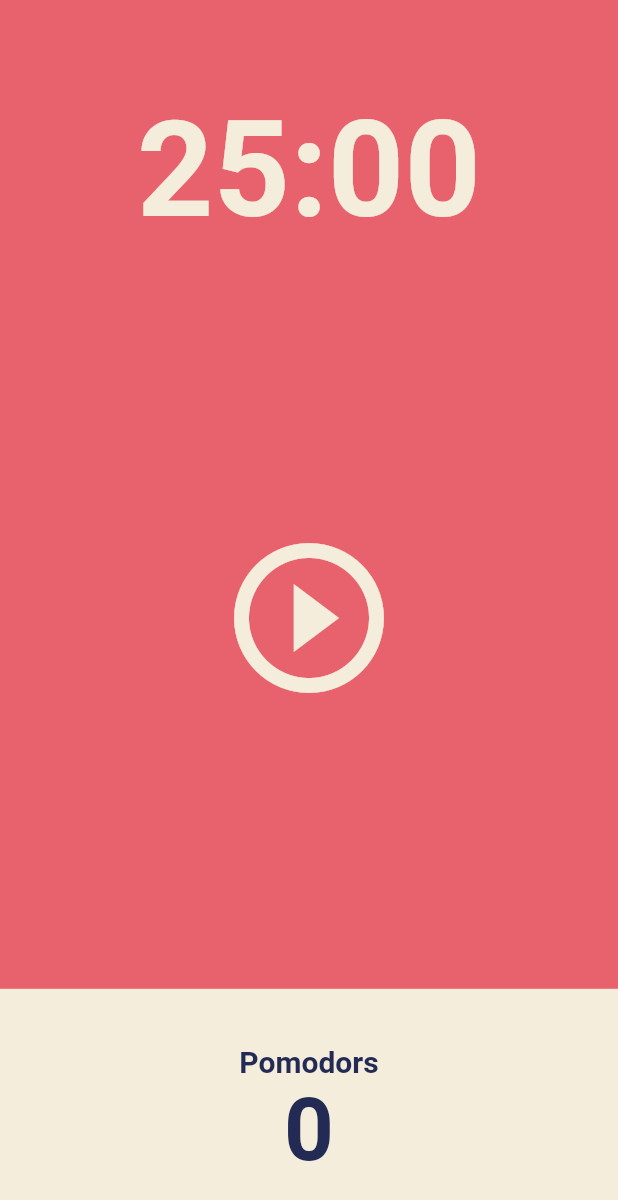
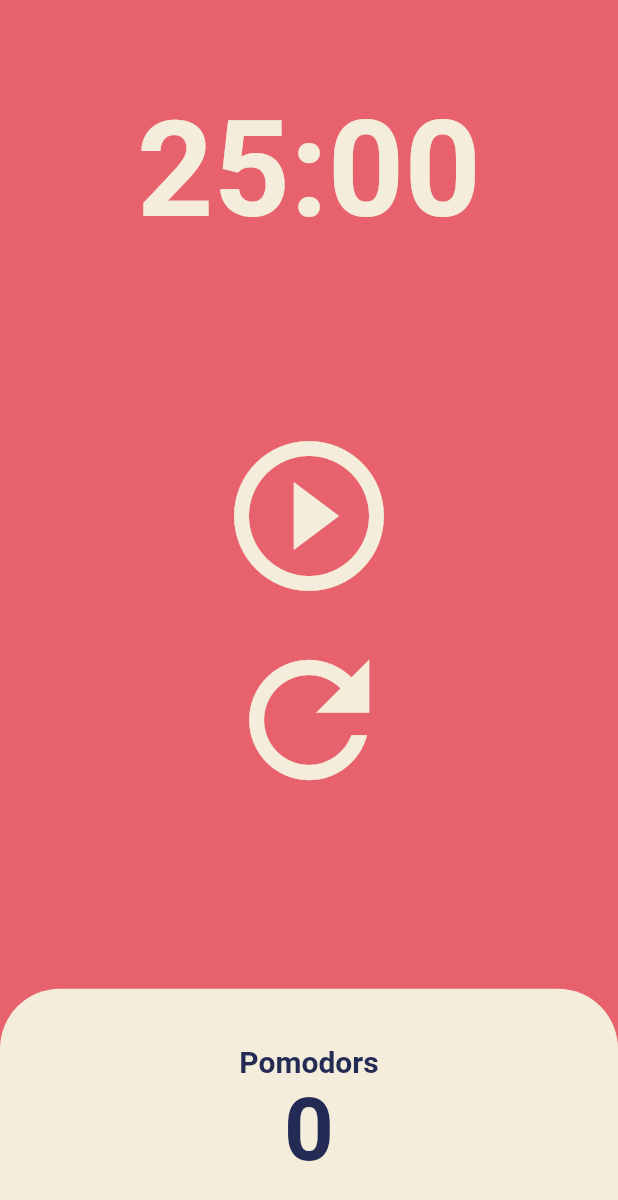
Before and after one commit to wnal4634/flutter_second_practice, a Flutter app: the screen it shows after launch, on a phone screen of 412 x 824 dp. Shown: the top 1200 px of the screen. Run offline on Flutter 3.47's test engine with Material 2 defaults, Android fonts, the phone set to English and light mode, and no system bars.

Commit message:
타이머 앱 끝

```diff
--- a/lib/screens/home_screen.dart
+++ b/lib/screens/home_screen.dart
@@ -1,4 +1,5 @@
 import 'package:flutter/material.dart';
+import 'dart:async';
 
 class HomeScreen extends StatefulWidget {
   const HomeScreen({super.key});
@@ -8,6 +9,58 @@ class HomeScreen extends StatefulWidget {
 }
 
 class _HomeScreenState extends State<HomeScreen> {
+  static const twentyFiveMinutes = 1500;
+  int totalSeconds = twentyFiveMinutes;
+  bool isRunning = false;
+  int totalPomodoros = 0;
+  late Timer timer; // late는 나중에 초기화
+
+  void onTick(Timer timer) {
+    if (totalSeconds == 0) {
+      setState(() {
+        totalPomodoros += 1;
+        isRunning = false;
+        totalSeconds = twentyFiveMinutes;
+      });
+      timer.cancel();
+    } else {
+      setState(() {
+        totalSeconds -= 1; // 남은 시간 1초씩 줄이기
+      });
+    }
+  }
+
+  void onStartPressed() {
+    timer = Timer.periodic(
+      const Duration(seconds: 1), // 1초에 한 번씩 onTick 실행
+      onTick, //onTick() <-처럼 괄호넣지 않기. 당장 실행할게 아니기 떄문.
+    );
+    setState(() {
+      isRunning = true;
+    });
+  }
+
+  void onPausePressed() {
+    timer.cancel();
+    setState(() {
+      isRunning = false;
+    });
+  }
+
+  void onResetPressed() {
+    timer.cancel();
+    setState(() {
+      isRunning = false;
+      totalSeconds = twentyFiveMinutes;
+    });
+    // onStartPressed();  // 이거 넣으면 restart까지 됨
+  }
+
+  String format(int seconds) {
+    var duration = Duration(seconds: seconds);
+    return duration.toString().split(".").first.substring(2, 7);
+  }
+
   @override
   Widget build(BuildContext context) {
     return Scaffold(
@@ -19,7 +72,7 @@ class _HomeScreenState extends State<HomeScreen> {
             child: Container(
               alignment: Alignment.bottomCenter,
               child: Text(
-                '25:00',
+                format(totalSeconds),
                 style: TextStyle(
                   color: Theme.of(context).cardColor,
                   fontSize: 89,
@@ -31,13 +84,28 @@ class _HomeScreenState extends State<HomeScreen> {
           Flexible(
             flex: 3,
             child: Center(
-              child: IconButton(
-                iconSize: 120,
-                color: Theme.of(context).cardColor,
-                onPressed: () {},
-                icon: const Icon(
-                  Icons.play_circle_outline,
-                ),
+              child: Column(
+                mainAxisAlignment: MainAxisAlignment.center,
+                children: [
+                  IconButton(
+                    iconSize: 120,
+                    color: Theme.of(context).cardColor,
+                    onPressed: isRunning ? onPausePressed : onStartPressed,
+                    icon: Icon(
+                      isRunning
+                          ? Icons.pause_circle_outline
+                          : Icons.play_circle_outline,
+                    ),
+                  ),
+                  IconButton(
+                    iconSize: 120,
+                    color: Theme.of(context).cardColor,
+                    onPressed: onResetPressed,
+                    icon: const Icon(
+                      Icons.refresh_outlined,
+                    ),
+                  )
+                ],
               ),
             ),
           ),
@@ -48,6 +116,9 @@ class _HomeScreenState extends State<HomeScreen> {
                 Expanded(
                   child: Container(
                     decoration: BoxDecoration(
+                      borderRadius: const BorderRadius.vertical(
+                        top: Radius.circular(40),
+                      ),
                       color: Theme.of(context).cardColor,
                     ),
                     child: Column(
@@ -63,7 +134,7 @@ class _HomeScreenState extends State<HomeScreen> {
                           ),
                         ),
                         Text(
-                          '0',
+                          '$totalPomodoros',
                           style: TextStyle(
                             fontSize: 58,
                             color:
```
